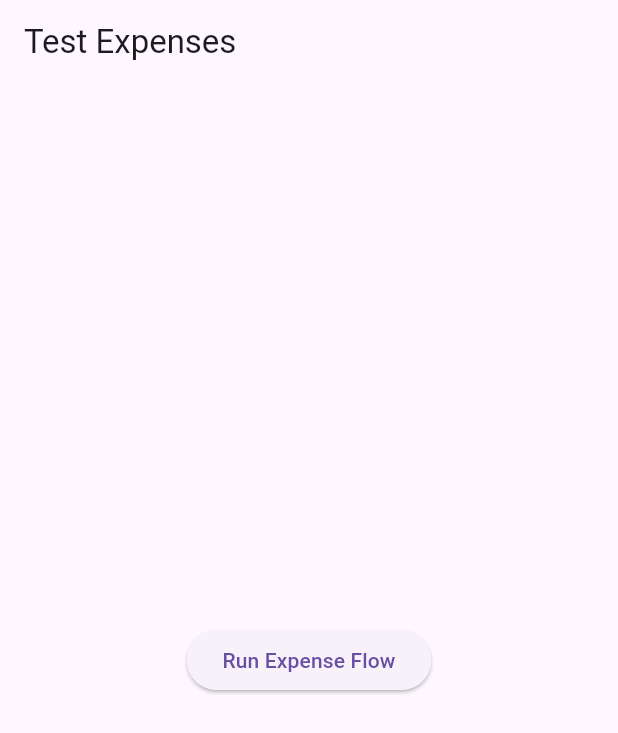
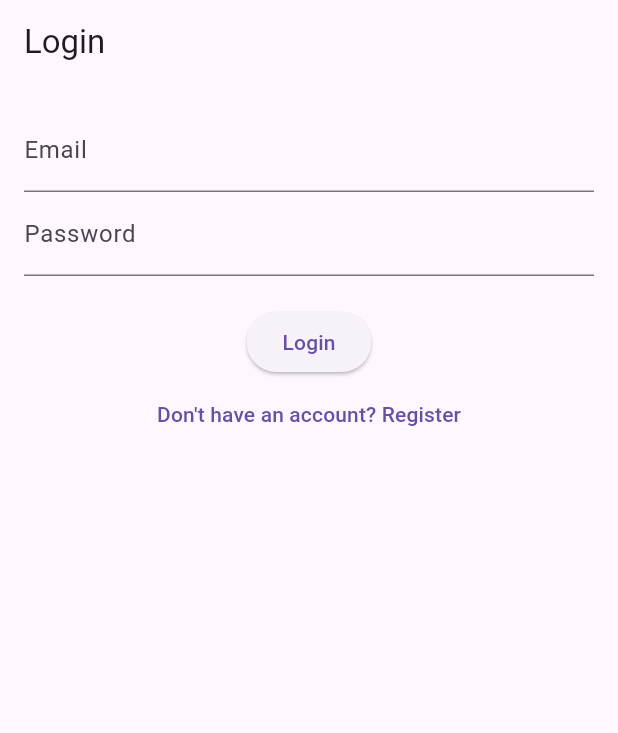
Before and after one commit to Arghya4201/FinMate, a Flutter app: the screen it shows after launch, on a phone screen of 412 x 824 dp. Shown: the top 733 px of the screen. Run offline on Flutter 3.47's test engine with Material 3 defaults, Android fonts, the phone set to English and light mode, and no system bars; our stand-ins replace bloc, dio, equatable, shared_preferences.

Commit message:
Login and Registration building in progress

```diff
--- a/finmate_frontend/lib/features/auth/data/auth_api.dart
+++ b/finmate_frontend/lib/features/auth/data/auth_api.dart
@@ -72,4 +72,9 @@ class AuthApi {
     final token = prefs.getString('access_token');
     return token != null;
   }
+
+  Future<void> logout() async {
+    final prefs = await SharedPreferences.getInstance();
+    await prefs.remove('access_token');
+  }
 }
--- a/finmate_frontend/lib/features/auth/screens/login_screen.dart
+++ b/finmate_frontend/lib/features/auth/screens/login_screen.dart
@@ -0,0 +1,49 @@
+import 'package:flutter/material.dart';
+import 'package:finmate_frontend/features/auth/data/auth_api.dart';
+import 'package:finmate_frontend/features/expenses/screens/dashboard_page.dart';
+import 'register_screen.dart';
+
+class LoginScreen extends StatefulWidget {
+  @override
+  State<LoginScreen> createState() => _LoginScreenState();
+}
+
+class _LoginScreenState extends State<LoginScreen> {
+  final _emailController = TextEditingController();
+  final _passwordController = TextEditingController();
+  final AuthApi _authApi = AuthApi();
+
+  void _login() async {
+    try {
+      await _authApi.login(_emailController.text, _passwordController.text);
+      Navigator.pushReplacement(
+        context,
+        MaterialPageRoute(builder: (_) => DashboardPage()),
+      );
+    } catch (e) {
+      ScaffoldMessenger.of(context).showSnackBar(SnackBar(content: Text("❌ Login failed")));
+    }
+  }
+
+  @override
+  Widget build(BuildContext context) {
+    return Scaffold(
+      appBar: AppBar(title: Text("Login")),
+      body: Padding(
+        padding: const EdgeInsets.all(16),
+        child: Column(
+          children: [
+            TextField(controller: _emailController, decoration: InputDecoration(labelText: "Email")),
+            TextField(controller: _passwordController, obscureText: true, decoration: InputDecoration(labelText: "Password")),
+            SizedBox(height: 20),
+            ElevatedButton(onPressed: _login, child: Text("Login")),
+            TextButton(
+              onPressed: () => Navigator.push(context, MaterialPageRoute(builder: (_) => RegisterScreen())),
+              child: Text("Don't have an account? Register"),
+            ),
+          ],
+        ),
+      ),
+    );
+  }
+}
--- a/finmate_frontend/lib/main.dart
+++ b/finmate_frontend/lib/main.dart
@@ -1,61 +1,28 @@
 import 'package:flutter/material.dart';
 import 'package:finmate_frontend/features/auth/data/auth_api.dart';
-import 'features/expenses/screens/expense_test_page.dart';
+import 'package:finmate_frontend/features/auth/screens/login_screen.dart';
+import 'package:finmate_frontend/features/expenses/screens/dashboard_page.dart';
 
 void main() {
-  runApp(const MyApp());
+  runApp(MyApp());
 }
 
 class MyApp extends StatelessWidget {
-  const MyApp({super.key});
+  final AuthApi _authApi = AuthApi();
 
   @override
   Widget build(BuildContext context) {
     return MaterialApp(
-      title: 'FinMate Auth Test',
-      theme: ThemeData(
-        primarySwatch: Colors.blue,
-      ),
-      // home: AuthTestPage(),
-      home: ExpenseTestPage(),
-    );
-  }
-}
-
-class AuthTestPage extends StatefulWidget {
-  @override
-  _AuthTestPageState createState() => _AuthTestPageState();
-}
-
-class _AuthTestPageState extends State<AuthTestPage> {
-  final AuthApi _authApi = AuthApi();
-
-  void _testAuthFlow() async {
-    try {
-      // Step 1: Login
-      final loginRes = await _authApi.login("john@example.com", "Arghya@08");
-      print("✅ Logged in. Token: ${loginRes['access']}");
-
-      // Step 2: Check if logged in
-      final isLogged = await _authApi.isLoggedIn();
-      print("🔐 Is Logged In: $isLogged");
-
-      // Step 3: Fetch user profile
-      await _authApi.fetchUserProfile();
-    } catch (e) {
-      print("❌ Error during auth flow: $e");
-    }
-  }
-
-  @override
-  Widget build(BuildContext context) {
-    return Scaffold(
-      appBar: AppBar(title: Text("Auth Test")),
-      body: Center(
-        child: ElevatedButton(
-          onPressed: _testAuthFlow,
-          child: Text("Run Auth Flow"),
-        ),
+      title: 'FinMate',
+      theme: ThemeData(primarySwatch: Colors.teal),
+      home: FutureBuilder<bool>(
+        future: _authApi.isLoggedIn(),
+        builder: (context, snapshot) {
+          if (snapshot.connectionState != ConnectionState.done) {
+            return Scaffold(body: Center(child: CircularProgressIndicator()));
+          }
+          return snapshot.data == true ? DashboardPage() : LoginScreen();
+        },
       ),
     );
   }
```
Also changed, not shown: finmate_frontend/lib/features/auth/screens/register_screen.dart (+83 -0 lines), finmate_frontend/lib/features/expenses/screens/add_expense_page.dart (added, +109 -0 lines), finmate_frontend/lib/features/expenses/screens/dashboard_page.dart (added, +50 -0 lines), finmate_frontend/lib/features/expenses/screens/expense_list_page.dart (added, +60 -0 lines), finmate_frontend/lib/features/expenses/screens/expense_test_page.dart (+25 -6 lines).
